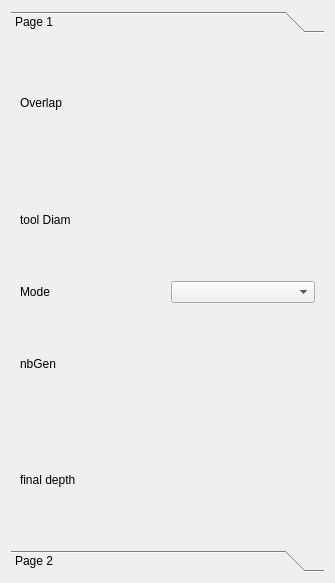
Qt form resources/panels/PocketOp.ui (Baptou88/Bapt_CAM) before a commit.
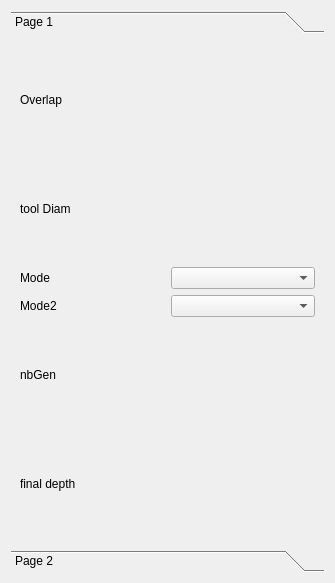
The same form after that commit. Custom widgets are drawn as their Qt base class.

What changed in the file:
```diff
--- a/resources/panels/PocketOp.ui
+++ b/resources/panels/PocketOp.ui
@@ -32,34 +32,6 @@
        <string>Page 1</string>
       </attribute>
       <layout class="QGridLayout" name="gridLayout_2">
-       <item row="0" column="0">
-        <widget class="QLabel" name="label">
-         <property name="text">
-          <string>Overlap</string>
-         </property>
-        </widget>
-       </item>
-       <item row="4" column="0">
-        <widget class="QLabel" name="label_5">
-         <property name="text">
-          <string>final depth</string>
-         </property>
-        </widget>
-       </item>
-       <item row="3" column="0">
-        <widget class="QLabel" name="label_3">
-         <property name="text">
-          <string>nbGen</string>
-         </property>
-        </widget>
-       </item>
-       <item row="1" column="0">
-        <widget class="QLabel" name="label_2">
-         <property name="text">
-          <string>tool Diam</string>
-         </property>
-        </widget>
-       </item>
        <item row="2" column="0">
         <widget class="QLabel" name="label_4">
          <property name="text">
@@ -67,23 +39,7 @@
          </property>
         </widget>
        </item>
-       <item row="3" column="1">
-        <widget class="Gui::QuantitySpinBox" name="nbGenSpin" native="true">
-         <property name="statusTip">
-          <string>Nombre de boucle</string>
-         </property>
-         <property name="minimum" stdset="0">
-          <double>-999999999.000000000000000</double>
-         </property>
-         <property name="maximum" stdset="0">
-          <double>999999999.000000000000000</double>
-         </property>
-        </widget>
-       </item>
-       <item row="2" column="1">
-        <widget class="QComboBox" name="modeCombo"/>
-       </item>
-       <item row="4" column="1">
+       <item row="6" column="1">
         <widget class="Gui::QuantitySpinBox" name="depthSpin" native="true">
          <property name="minimum" stdset="0">
           <double>-999999999.000000000000000</double>
@@ -106,6 +62,43 @@
          </property>
         </widget>
        </item>
+       <item row="2" column="1">
+        <widget class="QComboBox" name="modeCombo"/>
+       </item>
+       <item row="5" column="0">
+        <widget class="QLabel" name="label_3">
+         <property name="text">
+          <string>nbGen</string>
+         </property>
+        </widget>
+       </item>
+       <item row="0" column="0">
+        <widget class="QLabel" name="label">
+         <property name="text">
+          <string>Overlap</string>
+         </property>
+        </widget>
+       </item>
+       <item row="5" column="1">
+        <widget class="Gui::QuantitySpinBox" name="nbGenSpin" native="true">
+         <property name="statusTip">
+          <string>Nombre de boucle</string>
+         </property>
+         <property name="minimum" stdset="0">
+          <double>-999999999.000000000000000</double>
+         </property>
+         <property name="maximum" stdset="0">
+          <double>999999999.000000000000000</double>
+         </property>
+        </widget>
+       </item>
+       <item row="1" column="0">
+        <widget class="QLabel" name="label_2">
+         <property name="text">
+          <string>tool Diam</string>
+         </property>
+        </widget>
+       </item>
        <item row="1" column="1">
         <widget class="Gui::QuantitySpinBox" name="toolSpin" native="true">
          <property name="statusTip">
@@ -119,6 +112,23 @@
          </property>
         </widget>
        </item>
+       <item row="6" column="0">
+        <widget class="QLabel" name="label_5">
+         <property name="text">
+          <string>final depth</string>
+         </property>
+        </widget>
+       </item>
+       <item row="4" column="1">
+        <widget class="QComboBox" name="modeCombo_2"/>
+       </item>
+       <item row="4" column="0">
+        <widget class="QLabel" name="label_6">
+         <property name="text">
+          <string>Mode2</string>
+         </property>
+        </widget>
+       </item>
       </layout>
      </widget>
      <widget class="QWidget" name="page_2">
```
Left out of the diff: 2 changed lines with no effect on the pictures.
